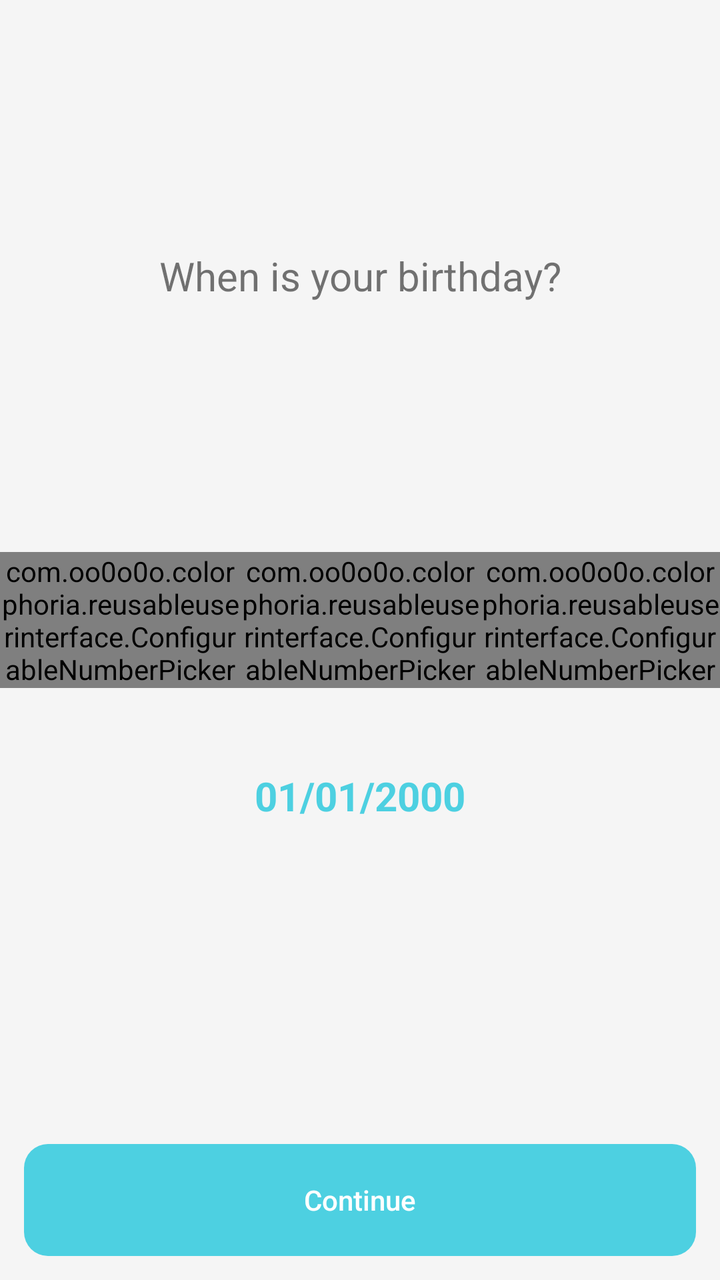
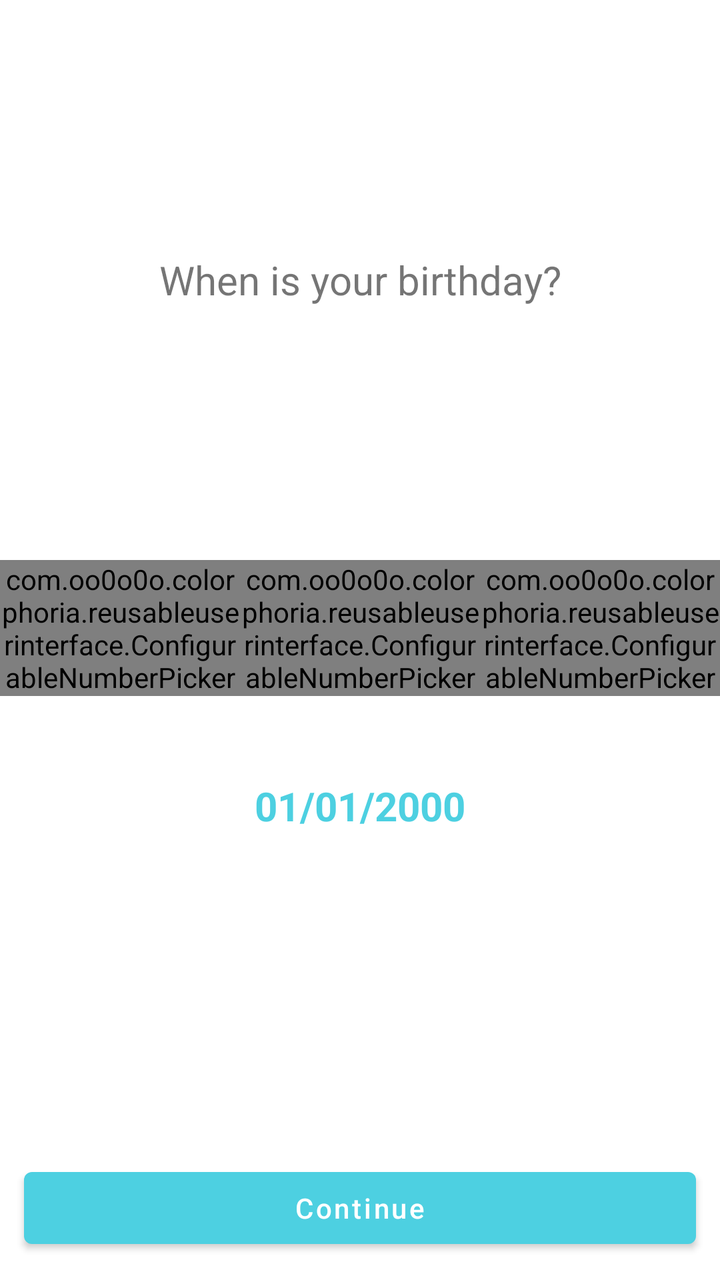

Before-and-after screenshots of an Android layout around one commit, followed by the original layout XML and the change that was made.
<!-- AndroidManifest.xml: activity theme LoggedOutTheme -->
<!-- res/layout/activity_birthday.xml -->
<?xml version="1.0" encoding="utf-8"?>
<RelativeLayout
xmlns:android="http://schemas.android.com/apk/res/android"
xmlns:app="http://schemas.android.com/apk/res-auto"
xmlns:tools="http://schemas.android.com/tools"
android:layout_width="match_parent"
android:layout_height="match_parent">
    <LinearLayout
        xmlns:android="http://schemas.android.com/apk/res/android"
        xmlns:app="http://schemas.android.com/apk/res-auto"
        xmlns:tools="http://schemas.android.com/tools"
        android:layout_width="match_parent"
        android:layout_height="match_parent"
        android:orientation="vertical"
        tools:context="com.oo0o0o.colorphoria.activities.loggedoutactivites.BirthdayActivity">

        <TextView
            android:id="@+id/birthday_prompt_text_view"
            android:layout_width="match_parent"
            android:layout_height="0dp"
            android:layout_weight="7"
            android:gravity="center"
            android:layout_margin="@dimen/activity_horizontal_margin"
            android:textSize="20sp"
            android:breakStrategy="simple"
            android:text="@string/enter_birthday" />

        <LinearLayout
            android:layout_width="match_parent"
            android:layout_height="wrap_content">
            <com.oo0o0o.colorphoria.reusableuserinterface.ConfigurableNumberPicker
                android:id="@+id/number_picker_month"
                android:layout_width="0dp"
                android:layout_weight="1"
                android:layout_height="wrap_content"
                default_value="1"
                minimum="1"
                maximum="12"/>
            <com.oo0o0o.colorphoria.reusableuserinterface.ConfigurableNumberPicker
                android:id="@+id/number_picker_day"
                android:layout_width="0dp"
                android:layout_weight="1"
                android:layout_height="wrap_content"
                default_value="1"
                minimum="1"
                maximum="31"/>
            <com.oo0o0o.colorphoria.reusableuserinterface.ConfigurableNumberPicker
                android:id="@+id/number_picker_year"
                android:layout_width="0dp"
                android:layout_weight="1"
                android:layout_height="wrap_content"
                default_value="2000"
                minimum="1890"
                maximum="2017"/>
        </LinearLayout>

        <TextView
            android:id="@+id/birthday_text_view"
            android:layout_gravity="center"
            android:layout_width="wrap_content"
            android:layout_height="0dp"
            android:layout_weight="3"
            android:paddingLeft="@dimen/activity_vertical_margin"
            android:paddingRight="@dimen/activity_vertical_margin"
            android:gravity="center"
            android:textSize="20sp"
            android:textStyle="bold"
            android:breakStrategy="simple"
            android:textColor="@color/colorSecondary"
            android:text="@string/birthday_placeholder" />

        <Space
            android:layout_width="match_parent"
            android:layout_height="0dp"
            android:layout_weight="3" />

        <TextView
            android:id="@+id/birthday_continue_button"
            android:layout_width="match_parent"
            android:layout_height="@dimen/navigation_footer_height"
            android:background="@drawable/button_selector_large"
            android:text="@string/birthday_continue"
            android:gravity="center"
            android:layout_margin="@dimen/activity_horizontal_margin"
            android:textColor="@color/colorPrimary"
            android:fontFamily="sans-serif-medium"
            android:textAllCaps="false"
            android:onClick="onContinue"/>
    </LinearLayout>

    <include layout="@layout/progress">
    </include>
</RelativeLayout>
<!-- res/layout/progress.xml (included above) -->
<?xml version="1.0" encoding="utf-8"?>
<RelativeLayout xmlns:android="http://schemas.android.com/apk/res/android"
android:id="@+id/progress_bar_layout"
android:layout_width="match_parent"
android:layout_height="match_parent"
android:background="#99000000"
android:visibility="gone">
<ProgressBar
    style="?android:attr/progressBarStyleLarge"
    android:layout_width="wrap_content"
    android:layout_height="wrap_content"
    android:id="@+id/progress_bar"
    android:layout_centerVertical="true"
    android:layout_centerHorizontal="true"
    android:indeterminate="true"
    android:visibility="visible"/>
</RelativeLayout>
<!-- resources referenced by this layout -->
<resources>
  <color name="colorPrimary">#ffffffff</color>
  <color name="colorSecondary">#ff4DD0E1</color>
  <dimen name="activity_horizontal_margin">12dp</dimen>
  <dimen name="activity_vertical_margin">20dp</dimen>
  <dimen name="navigation_footer_height">56dp</dimen>
  <!-- drawable button_selector_large (drawable) -->
  <?xml version="1.0" encoding="utf-8"?>
  <selector xmlns:android="http://schemas.android.com/apk/res/android" >
      <item android:state_pressed="true" >
          <shape android:shape="rectangle"  >
              <corners android:radius="20dip" />
              <solid android:color="@color/colorAccent"/>
          </shape>
      </item>
      <item android:state_focused="true">
          <shape android:shape="rectangle"  >
              <corners android:radius="20dip" />
              <solid android:color="@color/colorAccent"/>
          </shape>
      </item>
      <item >
          <shape android:shape="rectangle"  >
              <corners android:radius="12dp" />
              <solid android:color="#ff4dd0e1" />
              
          </shape>
      </item>
  </selector>
  <string name="birthday_continue">Continue</string>
  <string name="birthday_placeholder">01/01/2000</string>
  <string name="enter_birthday">When is your birthday?</string>
  <style name="LoggedOutTheme" parent="AppTheme">
          <item name="windowActionBar">false</item>
          <item name="windowNoTitle">true</item>
      </style>
  <color name="colorAccent">#ffb4ffff</color>
  <style name="AppTheme" parent="BaseTheme">
      </style>
  <style name="BaseTheme" parent="Theme.AppCompat.Light">
          <item name="colorPrimary">@color/colorPrimary</item>
          <item name="colorPrimaryDark">@color/colorPrimaryDark</item> 
          <item name="colorAccent">@color/colorAccent</item> 
  
          <item name="android:colorBackground">@color/colorBackground</item> 
          <item name="android:windowBackground">@color/colorBackground</item> 
          <item name="android:itemBackground">@color/colorPrimary</item> 
          <item name="android:colorForeground">@color/colorForeground</item>
  
          <item name="android:textColorPrimary">@color/colorSecondary</item> 
          
          <item name="android:textColorSecondary">@color/colorSecondary</item> 
          
          
          
          
          
          
          
          <item name="android:textColorHighlight">@color/colorPrimary</item>
          <item name="android:textColorLink">@color/colorSecondary</item>
  
          <item name="android:actionOverflowButtonStyle">@style/Overflow</item>
  
          <item name="editTextStyle">@style/EditText</item>
      </style>
  <color name="colorPrimaryDark">#ffc7c7c7</color>
  <color name="colorBackground">#fff5f5f5</color>
  <color name="colorForeground">@color/colorPrimary</color>
  <style name="Overflow" parent="@style/Widget.AppCompat.Light.ActionButton.Overflow">
          <item name="android:src">@drawable/ic_more_vert_24dp</item>
      </style>
  <style name="EditText" parent="@style/Widget.AppCompat.EditText">
          <item name="android:textColor">@color/colorEditText</item>
      </style>
  <!-- drawable ic_more_vert_24dp (drawable) -->
  <vector xmlns:android="http://schemas.android.com/apk/res/android"
          android:width="24dp"
          android:height="24dp"
          android:viewportWidth="24.0"
          android:viewportHeight="24.0">
      <path
          android:fillColor="#ffc7c7c7"
          android:pathData="M12,8c1.1,0 2,-0.9 2,-2s-0.9,-2 -2,-2 -2,0.9 -2,2 0.9,2 2,2zM12,10c-1.1,0 -2,0.9 -2,2s0.9,2 2,2 2,-0.9 2,-2 -0.9,-2 -2,-2zM12,16c-1.1,0 -2,0.9 -2,2s0.9,2 2,2 2,-0.9 2,-2 -0.9,-2 -2,-2z"/>
  </vector>
  <color name="colorEditText">#8a000000</color>
</resources>

<!-- the commit's change to res/layout/activity_birthday.xml (unified diff, before → after) -->
@@ -74,16 +74,12 @@ android:layout_height="match_parent">
             android:layout_height="0dp"
             android:layout_weight="3" />
 
-        <TextView
+        <Button
             android:id="@+id/birthday_continue_button"
             android:layout_width="match_parent"
-            android:layout_height="@dimen/navigation_footer_height"
-            android:background="@drawable/button_selector_large"
+            android:layout_height="wrap_content"
             android:text="@string/birthday_continue"
-            android:gravity="center"
             android:layout_margin="@dimen/activity_horizontal_margin"
-            android:textColor="@color/colorPrimary"
-            android:fontFamily="sans-serif-medium"
             android:textAllCaps="false"
             android:onClick="onContinue"/>
     </LinearLayout>
<!-- resource entries referenced after the edit -->
@@ -1,33 +1,8 @@
 <!-- resources referenced by this layout -->
 <resources>
-  <color name="colorPrimary">#ffffffff</color>
   <color name="colorSecondary">#ff4DD0E1</color>
   <dimen name="activity_horizontal_margin">12dp</dimen>
   <dimen name="activity_vertical_margin">20dp</dimen>
-  <dimen name="navigation_footer_height">56dp</dimen>
-  <!-- drawable button_selector_large (drawable) -->
-  <?xml version="1.0" encoding="utf-8"?>
-  <selector xmlns:android="http://schemas.android.com/apk/res/android" >
-      <item android:state_pressed="true" >
-          <shape android:shape="rectangle"  >
-              <corners android:radius="20dip" />
-              <solid android:color="@color/colorAccent"/>
-          </shape>
-      </item>
-      <item android:state_focused="true">
-          <shape android:shape="rectangle"  >
-              <corners android:radius="20dip" />
-              <solid android:color="@color/colorAccent"/>
-          </shape>
-      </item>
-      <item >
-          <shape android:shape="rectangle"  >
-              <corners android:radius="12dp" />
-              <solid android:color="#ff4dd0e1" />
-              
-          </shape>
-      </item>
-  </selector>
   <string name="birthday_continue">Continue</string>
   <string name="birthday_placeholder">01/01/2000</string>
   <string name="enter_birthday">When is your birthday?</string>
@@ -35,55 +10,14 @@
           <item name="windowActionBar">false</item>
           <item name="windowNoTitle">true</item>
       </style>
-  <color name="colorAccent">#ffb4ffff</color>
   <style name="AppTheme" parent="BaseTheme">
       </style>
-  <style name="BaseTheme" parent="Theme.AppCompat.Light">
-          <item name="colorPrimary">@color/colorPrimary</item>
-          <item name="colorPrimaryDark">@color/colorPrimaryDark</item> 
-          <item name="colorAccent">@color/colorAccent</item> 
+  <style name="BaseTheme" parent="Theme.MaterialComponents.Light.DarkActionBar">
+          <item name="colorPrimary">@color/colorSecondary</item>
+          <item name="colorPrimaryDark">@color/colorSecondaryDark</item> 
+          <item name="colorAccent">@color/colorSecondary</item> 
   
-          <item name="android:colorBackground">@color/colorBackground</item> 
-          <item name="android:windowBackground">@color/colorBackground</item> 
-          <item name="android:itemBackground">@color/colorPrimary</item> 
-          <item name="android:colorForeground">@color/colorForeground</item>
-  
-          <item name="android:textColorPrimary">@color/colorSecondary</item> 
-          
-          <item name="android:textColorSecondary">@color/colorSecondary</item> 
-          
-          
-          
-          
-          
-          
-          
-          <item name="android:textColorHighlight">@color/colorPrimary</item>
-          <item name="android:textColorLink">@color/colorSecondary</item>
-  
-          <item name="android:actionOverflowButtonStyle">@style/Overflow</item>
-  
-          <item name="editTextStyle">@style/EditText</item>
       </style>
-  <color name="colorPrimaryDark">#ffc7c7c7</color>
-  <color name="colorBackground">#fff5f5f5</color>
-  <color name="colorForeground">@color/colorPrimary</color>
-  <style name="Overflow" parent="@style/Widget.AppCompat.Light.ActionButton.Overflow">
-          <item name="android:src">@drawable/ic_more_vert_24dp</item>
-      </style>
-  <style name="EditText" parent="@style/Widget.AppCompat.EditText">
-          <item name="android:textColor">@color/colorEditText</item>
-      </style>
-  <!-- drawable ic_more_vert_24dp (drawable) -->
-  <vector xmlns:android="http://schemas.android.com/apk/res/android"
-          android:width="24dp"
-          android:height="24dp"
-          android:viewportWidth="24.0"
-          android:viewportHeight="24.0">
-      <path
-          android:fillColor="#ffc7c7c7"
-          android:pathData="M12,8c1.1,0 2,-0.9 2,-2s-0.9,-2 -2,-2 -2,0.9 -2,2 0.9,2 2,2zM12,10c-1.1,0 -2,0.9 -2,2s0.9,2 2,2 2,-0.9 2,-2 -0.9,-2 -2,-2zM12,16c-1.1,0 -2,0.9 -2,2s0.9,2 2,2 2,-0.9 2,-2 -0.9,-2 -2,-2z"/>
-  </vector>
-  <color name="colorEditText">#8a000000</color>
+  <color name="colorSecondaryDark">#ff009faf</color>
 </resources>
 
